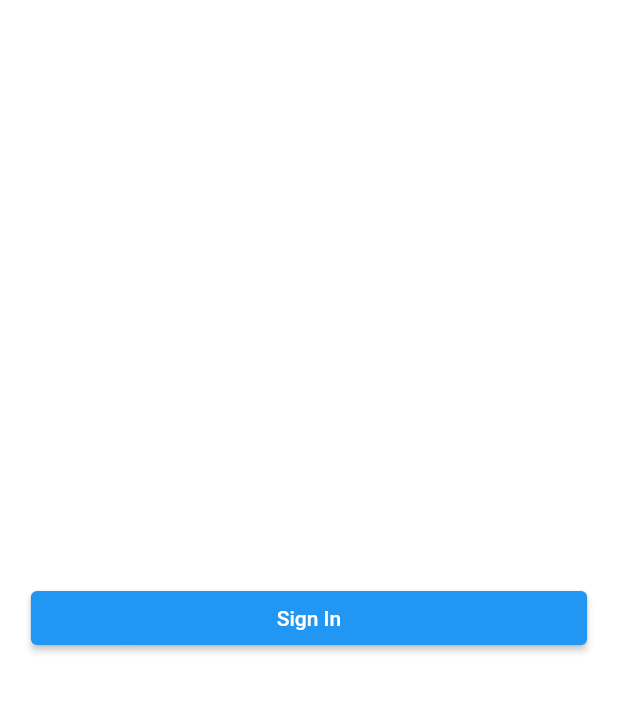
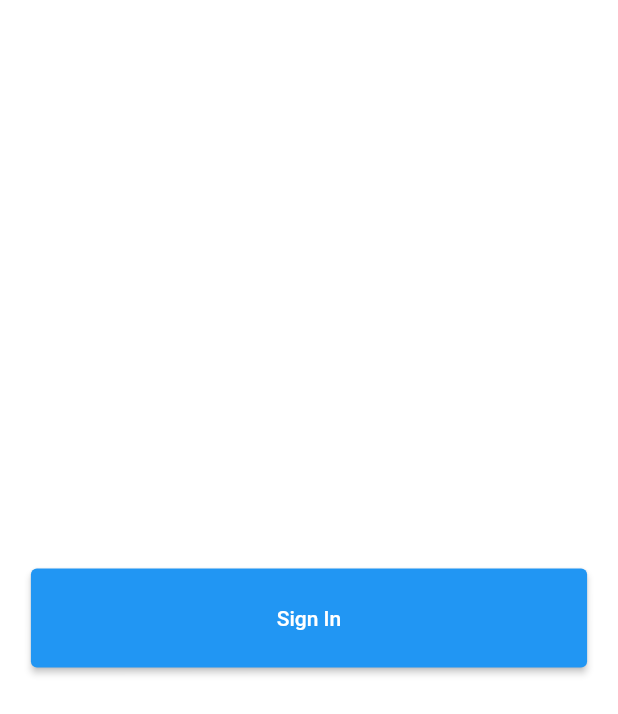
Before and after one commit to attempttechnologies/storyline_app, a Flutter app: the screen it shows after launch, on a phone screen of 412 x 824 dp. Shown: the top 714 px of the screen. Run offline on Flutter 3.47's test engine with Material 2 defaults, Android fonts, the light colour scheme and no system bars.

Commit message:
Created base button from which all buttons will inherit basic styling

```diff
--- a/lib/presentation/configs/responsive_size.dart
+++ b/lib/presentation/configs/responsive_size.dart
@@ -1,6 +1,6 @@
 import 'package:flutter/material.dart';
 
-// Create responsive size for widgets by using percentages instead fixed pixels
+/// Create responsive size for widgets by using percentages instead fixed pixels
 class RepsonsiveSize {
   RepsonsiveSize._();
 
--- a/lib/presentation/widgets/base_button.dart
+++ b/lib/presentation/widgets/base_button.dart
@@ -3,42 +3,52 @@ import 'package:storyline_app/presentation/configs/responsive_size.dart';
 
 /// Buttons will inherit default stylings from base button
 class BaseButton extends StatelessWidget {
-  const BaseButton({required this.onPressed, this.child, this.color});
+  const BaseButton({
+    required this.onPressed,
+    this.child,
+    this.color,
+    this.width: 90.0,
+    this.height: 8.0,
+  });
 
   final void Function() onPressed;
   final Widget? child;
   final Color? color;
+  final double width;
+  final double height;
 
   @override
   Widget build(BuildContext context) {
-    return Container(
-      margin: EdgeInsets.only(
-        left: _containerMargin(context),
-        right: _containerMargin(context),
-      ),
-      width: double.infinity,
-      child: _elevatedButton(),
+    return _elevatedButton(context);
+  }
+
+  ElevatedButton _elevatedButton(BuildContext context) {
+    return ElevatedButton(
+      onPressed: onPressed,
+      child: child,
+      style: _buttonStyle(context),
     );
   }
 
-  double _containerMargin(BuildContext context) {
-    return RepsonsiveSize.width(
-      context: context,
-      percentageWidth: 5.0,
+  ButtonStyle _buttonStyle(BuildContext context) {
+    return ButtonStyle(
+      backgroundColor: MaterialStateProperty.all<Color?>(color),
+      minimumSize: MaterialStateProperty.all<Size?>(
+        _buttonSize(context),
+      ),
     );
   }
 
-  ElevatedButton _elevatedButton() {
-    return ElevatedButton(
-      onPressed: onPressed,
-      child: child,
-      style: _buttonStyle(),
-    );
-  }
-
-  ButtonStyle _buttonStyle() {
-    return ButtonStyle(
-      backgroundColor: MaterialStateProperty.all<Color?>(color),
+  Size _buttonSize(BuildContext context) {
+    return Size(
+      RepsonsiveSize.width(
+        context: context,
+        percentageWidth: width,
+      ),
+      RepsonsiveSize.height(
+        context: context,
+        percentageHeight: height,
+      ),
     );
   }
 }
```
